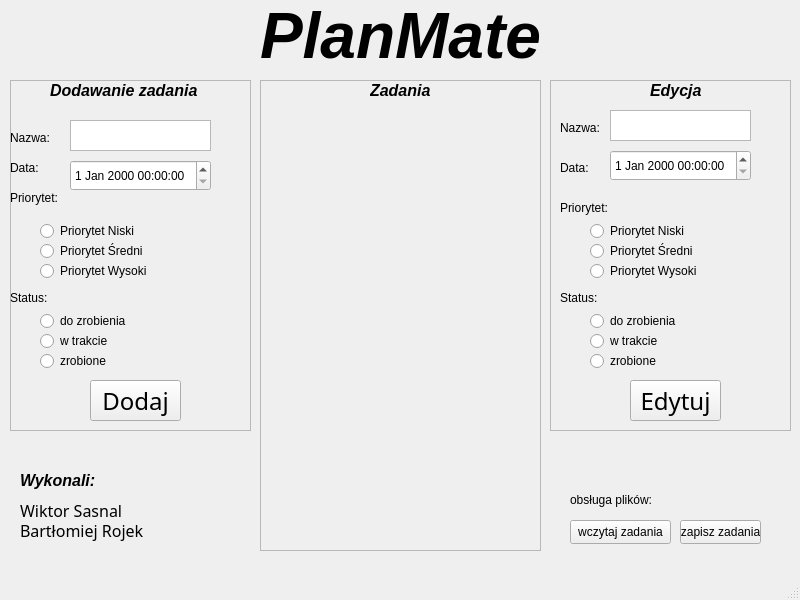
This is PlanMate/mainwindow.ui in wiksas/PlanMate as Qt 5 draws it before an edit. The edited form follows.
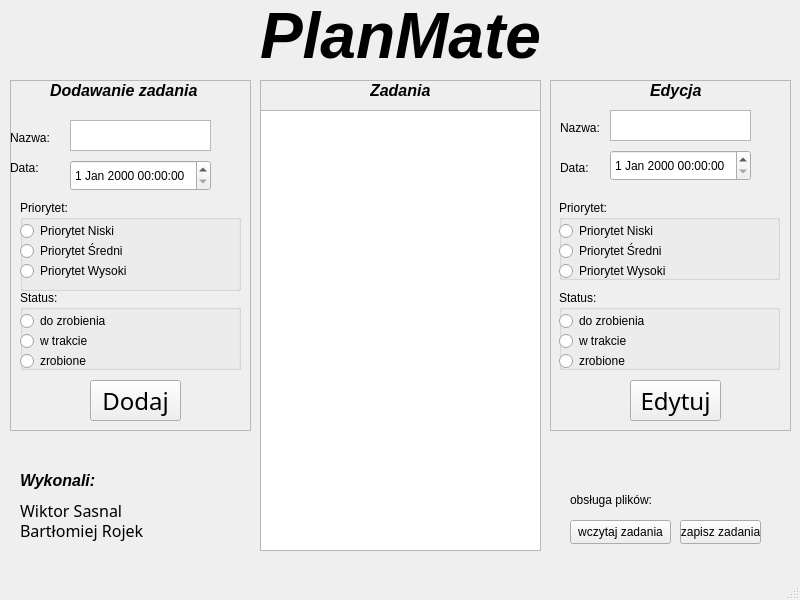
This is the edited form.

Commit message: DODAWANIE i EDYTOWANIE

```diff
--- a/PlanMate/mainwindow.ui
+++ b/PlanMate/mainwindow.ui
@@ -107,45 +107,6 @@
       <string>Dodaj</string>
      </property>
     </widget>
-    <widget class="QRadioButton" name="Prio3">
-     <property name="geometry">
-      <rect>
-       <x>30</x>
-       <y>180</y>
-       <width>158</width>
-       <height>22</height>
-      </rect>
-     </property>
-     <property name="text">
-      <string>Priorytet Wysoki</string>
-     </property>
-    </widget>
-    <widget class="QRadioButton" name="Prio2">
-     <property name="geometry">
-      <rect>
-       <x>30</x>
-       <y>160</y>
-       <width>158</width>
-       <height>22</height>
-      </rect>
-     </property>
-     <property name="text">
-      <string>Priorytet Średni</string>
-     </property>
-    </widget>
-    <widget class="QRadioButton" name="Prio1">
-     <property name="geometry">
-      <rect>
-       <x>30</x>
-       <y>140</y>
-       <width>158</width>
-       <height>22</height>
-      </rect>
-     </property>
-     <property name="text">
-      <string>Priorytet Niski</string>
-     </property>
-    </widget>
     <widget class="QDateTimeEdit" name="Data">
      <property name="geometry">
       <rect>
@@ -212,7 +173,7 @@
       </rect>
      </property>
      <property name="text">
-      <string>Priorytet:</string>
+      <string/>
      </property>
     </widget>
     <widget class="QPlainTextEdit" name="Nazwa">
@@ -225,57 +186,109 @@
       </rect>
      </property>
     </widget>
-    <widget class="QLabel" name="label_8">
+    <widget class="QGroupBox" name="groupBox">
      <property name="geometry">
       <rect>
-       <x>0</x>
+       <x>10</x>
        <y>210</y>
-       <width>49</width>
-       <height>16</height>
+       <width>221</width>
+       <height>80</height>
       </rect>
      </property>
-     <property name="text">
+     <property name="title">
       <string>Status:</string>
      </property>
+     <widget class="QRadioButton" name="DoZrobienia">
+      <property name="geometry">
+       <rect>
+        <x>0</x>
+        <y>20</y>
+        <width>158</width>
+        <height>22</height>
+       </rect>
+      </property>
+      <property name="text">
+       <string>do zrobienia</string>
+      </property>
+     </widget>
+     <widget class="QRadioButton" name="WTrakcie">
+      <property name="geometry">
+       <rect>
+        <x>0</x>
+        <y>40</y>
+        <width>158</width>
+        <height>22</height>
+       </rect>
+      </property>
+      <property name="text">
+       <string>w trakcie</string>
+      </property>
+     </widget>
+     <widget class="QRadioButton" name="Zrobione">
+      <property name="geometry">
+       <rect>
+        <x>0</x>
+        <y>60</y>
+        <width>158</width>
+        <height>22</height>
+       </rect>
+      </property>
+      <property name="text">
+       <string>zrobione</string>
+      </property>
+     </widget>
     </widget>
-    <widget class="QRadioButton" name="DoZrobienia">
+    <widget class="QGroupBox" name="groupBox_2">
      <property name="geometry">
       <rect>
-       <x>30</x>
-       <y>230</y>
-       <width>158</width>
-       <height>22</height>
+       <x>10</x>
+       <y>120</y>
+       <width>221</width>
+       <height>91</height>
       </rect>
      </property>
-     <property name="text">
-      <string>do zrobienia</string>
+     <property name="title">
+      <string>Priorytet:</string>
      </property>
-    </widget>
-    <widget class="QRadioButton" name="WTrakcie">
-     <property name="geometry">
-      <rect>
-       <x>30</x>
-       <y>250</y>
-       <width>158</width>
-       <height>22</height>
-      </rect>
-     </property>
-     <property name="text">
-      <string>w trakcie</string>
-     </property>
-    </widget>
-    <widget class="QRadioButton" name="Zrobione">
-     <property name="geometry">
-      <rect>
-       <x>30</x>
-       <y>270</y>
-       <width>158</width>
-       <height>22</height>
-      </rect>
-     </property>
-     <property name="text">
-      <string>zrobione</string>
-     </property>
+     <widget class="QRadioButton" name="Prio1">
+      <property name="geometry">
+       <rect>
+        <x>0</x>
+        <y>20</y>
+        <width>158</width>
+        <height>22</height>
+       </rect>
+      </property>
+      <property name="text">
+       <string>Priorytet Niski</string>
+      </property>
+     </widget>
+     <widget class="QRadioButton" name="Prio2">
+      <property name="geometry">
+       <rect>
+        <x>0</x>
+        <y>40</y>
+        <width>158</width>
+        <height>22</height>
+       </rect>
+      </property>
+      <property name="text">
+       <string>Priorytet Średni</string>
+      </property>
+     </widget>
+     <widget class="QRadioButton" name="Prio3">
+      <property name="geometry">
+       <rect>
+        <x>0</x>
+        <y>60</y>
+        <width>158</width>
+        <height>22</height>
+       </rect>
+      </property>
+      <property name="text">
+       <string>Priorytet Wysoki</string>
+      </property>
+     </widget>
     </widget>
    </widget>
    <widget class="QFrame" name="Edycja">
@@ -359,111 +372,7 @@
       <string>Data:</string>
      </property>
     </widget>
-    <widget class="QLabel" name="label_20">
-     <property name="geometry">
-      <rect>
-       <x>10</x>
-       <y>120</y>
-       <width>49</width>
-       <height>16</height>
-      </rect>
-     </property>
-     <property name="text">
-      <string>Priorytet:</string>
-     </property>
-    </widget>
-    <widget class="QRadioButton" name="Prio1Edycja">
-     <property name="geometry">
-      <rect>
-       <x>40</x>
-       <y>140</y>
-       <width>158</width>
-       <height>22</height>
-      </rect>
-     </property>
-     <property name="text">
-      <string>Priorytet Niski</string>
-     </property>
-    </widget>
-    <widget class="QRadioButton" name="Prio2Edycja">
-     <property name="geometry">
-      <rect>
-       <x>40</x>
-       <y>160</y>
-       <width>158</width>
-       <height>22</height>
-      </rect>
-     </property>
-     <property name="text">
-      <string>Priorytet Średni</string>
-     </property>
-    </widget>
-    <widget class="QRadioButton" name="Prio3Edycja">
-     <property name="geometry">
-      <rect>
-       <x>40</x>
-       <y>180</y>
-       <width>158</width>
-       <height>22</height>
-      </rect>
-     </property>
-     <property name="text">
-      <string>Priorytet Wysoki</string>
-     </property>
-    </widget>
-    <widget class="QLabel" name="label_21">
-     <property name="geometry">
-      <rect>
-       <x>10</x>
-       <y>210</y>
-       <width>49</width>
-       <height>16</height>
-      </rect>
-     </property>
-     <property name="text">
-      <string>Status:</string>
-     </property>
-    </widget>
-    <widget class="QRadioButton" name="DoZrobieniaEdycja">
-     <property name="geometry">
-      <rect>
-       <x>40</x>
-       <y>230</y>
-       <width>158</width>
-       <height>22</height>
-      </rect>
-     </property>
-     <property name="text">
-      <string>do zrobienia</string>
-     </property>
-    </widget>
-    <widget class="QRadioButton" name="WTrakcieEdycja">
-     <property name="geometry">
-      <rect>
-       <x>40</x>
-       <y>250</y>
-       <width>158</width>
-       <height>22</height>
-      </rect>
-     </property>
-     <property name="text">
-      <string>w trakcie</string>
-     </property>
-    </widget>
-    <widget class="QRadioButton" name="ZrobioneEdycja">
-     <property name="geometry">
-      <rect>
-       <x>40</x>
-       <y>270</y>
-       <width>158</width>
-       <height>22</height>
-      </rect>
-     </property>
-     <property name="text">
-      <string>zrobione</string>
-     </property>
-    </widget>
-    <widget class="QPushButton" name="DodajEdycja">
+    <widget class="QPushButton" name="Edytuj">
      <property name="geometry">
       <rect>
        <x>80</x>
@@ -482,6 +391,110 @@
       <string>Edytuj</string>
      </property>
     </widget>
+    <widget class="QGroupBox" name="groupBox_3">
+     <property name="geometry">
+      <rect>
+       <x>9</x>
+       <y>120</y>
+       <width>221</width>
+       <height>80</height>
+      </rect>
+     </property>
+     <property name="title">
+      <string>Priorytet:</string>
+     </property>
+     <widget class="QRadioButton" name="Prio1Edycja">
+      <property name="geometry">
+       <rect>
+        <x>0</x>
+        <y>20</y>
+        <width>158</width>
+        <height>22</height>
+       </rect>
+      </property>
+      <property name="text">
+       <string>Priorytet Niski</string>
+      </property>
+     </widget>
+     <widget class="QRadioButton" name="Prio2Edycja">
+      <property name="geometry">
+       <rect>
+        <x>0</x>
+        <y>40</y>
+        <width>158</width>
+        <height>22</height>
+       </rect>
+      </property>
+      <property name="text">
+       <string>Priorytet Średni</string>
+      </property>
+     </widget>
+     <widget class="QRadioButton" name="Prio3Edycja">
+      <property name="geometry">
+       <rect>
+        <x>0</x>
+        <y>60</y>
+        <width>158</width>
+        <height>22</height>
+       </rect>
+      </property>
+      <property name="text">
+       <string>Priorytet Wysoki</string>
+      </property>
+     </widget>
+    </widget>
+    <widget class="QGroupBox" name="groupBox_4">
+     <property name="geometry">
+      <rect>
+       <x>9</x>
+       <y>210</y>
+       <width>221</width>
+       <height>80</height>
+      </rect>
+     </property>
+     <property name="title">
+      <string>Status:</string>
+     </property>
+     <widget class="QRadioButton" name="DoZrobieniaEdycja">
+      <property name="geometry">
+       <rect>
+        <x>0</x>
+        <y>20</y>
+        <width>158</width>
+        <height>22</height>
+       </rect>
+      </property>
+      <property name="text">
+       <string>do zrobienia</string>
+      </property>
+     </widget>
+     <widget class="QRadioButton" name="WTrakcieEdycja">
+      <property name="geometry">
+       <rect>
+        <x>0</x>
+        <y>40</y>
+        <width>158</width>
+        <height>22</height>
+       </rect>
+      </property>
+      <property name="text">
+       <string>w trakcie</string>
+      </property>
+     </widget>
+     <widget class="QRadioButton" name="ZrobioneEdycja">
+      <property name="geometry">
+       <rect>
+        <x>0</x>
+        <y>60</y>
+        <width>158</width>
+        <height>22</height>
+       </rect>
+      </property>
+      <property name="text">
+       <string>zrobione</string>
+      </property>
+     </widget>
+    </widget>
    </widget>
    <widget class="QFrame" name="Wyswietlanie">
     <property name="geometry">
@@ -518,6 +531,16 @@
       <string>Zadania</string>
      </property>
     </widget>
+    <widget class="QListWidget" name="listWidgetZadania">
+     <property name="geometry">
+      <rect>
+       <x>0</x>
+       <y>30</y>
+       <width>281</width>
+       <height>441</height>
+      </rect>
+     </property>
+    </widget>
    </widget>
    <widget class="QLabel" name="label_10">
     <property name="geometry">
```
Left out of the diff: 2 changed lines with no effect on the pictures. The commit also changes 2 other files.
